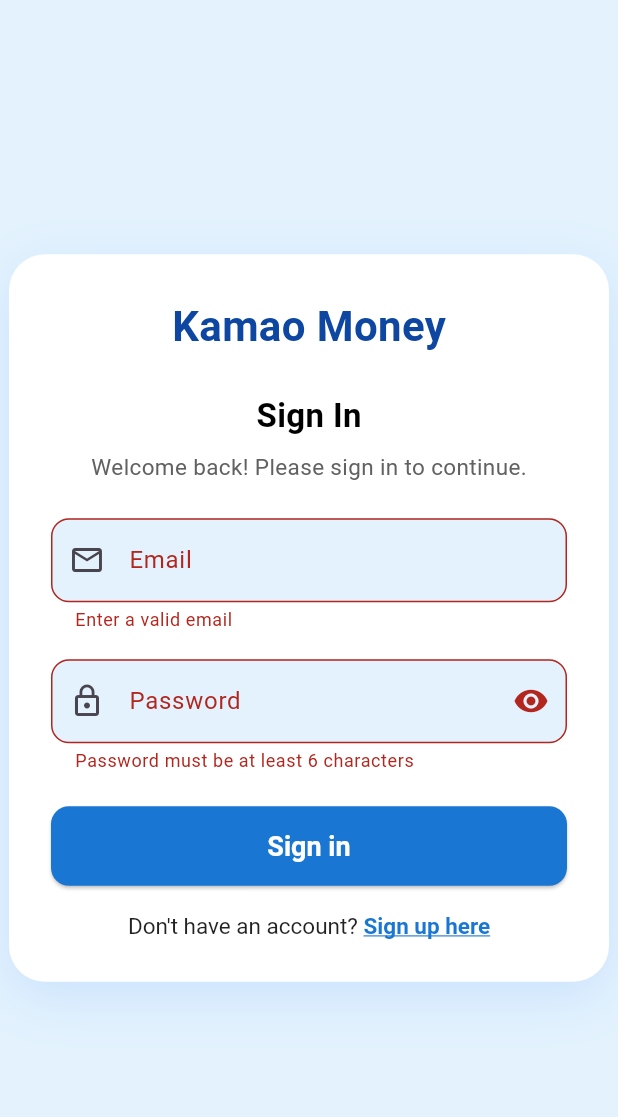
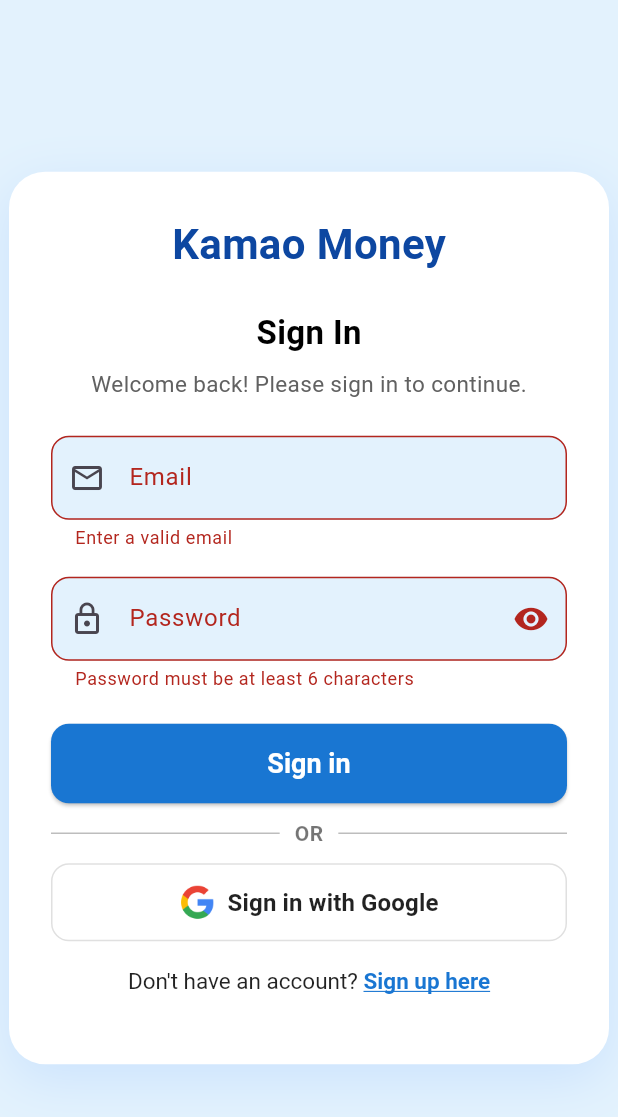
Before and after one commit to Monoartiam99/EarnApp, a Flutter app: the screen it shows after launch, after a tap on "Sign in", on a phone screen of 412 x 824 dp. Shown: the top 1117 px of the screen. Run offline on Flutter 3.47's test engine with Material 3 defaults, Android fonts, the phone set to English and light mode, and no system bars; our stand-ins replace cloud_firestore, firebase_auth, firebase_core, flutter_fortune_wheel, font_awesome_flutter, google_mobile_ads and 2 more; missing offline and left inert: scratcher; accounts and stored records are empty.

Commit message:
Added Google Signin

```diff
--- a/lib/auth_screen.dart
+++ b/lib/auth_screen.dart
@@ -1,6 +1,7 @@
 import 'package:flutter/material.dart';
 import 'package:firebase_auth/firebase_auth.dart';
 import 'package:cloud_firestore/cloud_firestore.dart';
+import 'package:google_sign_in/google_sign_in.dart';
 import 'main.dart';
 
 class AuthScreen extends StatefulWidget {
@@ -51,11 +52,7 @@ class _AuthScreenState extends State<AuthScreen> {
         await FirebaseFirestore.instance
             .collection('users')
             .doc(userCredential.user!.uid)
-            .set({
-          'name': name,
-          'email': email,
-          'phone': phone,
-        });
+            .set({'name': name, 'email': email, 'phone': phone});
       }
 
       if (userCredential.user != null) {
@@ -70,6 +67,56 @@ class _AuthScreenState extends State<AuthScreen> {
       });
     }
 
+    setState(() {
+      isLoading = false;
+    });
+  }
+
+  Future<void> _signInWithGoogle() async {
+    setState(() {
+      isLoading = true;
+      errorMessage = null;
+    });
+    try {
+      final GoogleSignInAccount? googleUser = await GoogleSignIn().signIn();
+      if (googleUser == null) {
+        setState(() {
+          isLoading = false;
+        });
+        return; // User canceled
+      }
+      final GoogleSignInAuthentication googleAuth =
+          await googleUser.authentication;
+      final credential = GoogleAuthProvider.credential(
+        accessToken: googleAuth.accessToken,
+        idToken: googleAuth.idToken,
+      );
+      UserCredential userCredential = await _auth.signInWithCredential(
+        credential,
+      );
+
+      // Save user info to Firestore if new user
+      if (userCredential.additionalUserInfo?.isNewUser ?? false) {
+        await FirebaseFirestore.instance
+            .collection('users')
+            .doc(userCredential.user!.uid)
+            .set({
+              'name': userCredential.user!.displayName,
+              'email': userCredential.user!.email,
+              'phone': userCredential.user!.phoneNumber,
+              'photoUrl': userCredential.user!.photoURL,
+            });
+      }
+
+      Navigator.pushReplacement(
+        context,
+        MaterialPageRoute(builder: (context) => const MainScreen()),
+      );
+    } catch (e) {
+      setState(() {
+        errorMessage = e.toString();
+      });
+    }
     setState(() {
       isLoading = false;
     });
@@ -98,7 +145,8 @@ class _AuthScreenState extends State<AuthScreen> {
               ],
             ),
             child: StatefulBuilder(
-              builder: (context, setModalState) => Form(
+              builder:
+                  (context, setModalState) => Form(
                     key: _formKey,
                     child: Column(
                       mainAxisSize: MainAxisSize.min,
@@ -146,7 +194,8 @@ class _AuthScreenState extends State<AuthScreen> {
                                   fillColor: Colors.blue[50],
                                 ),
                                 onChanged: (val) => name = val,
-                            validator: (val) =>
+                                validator:
+                                    (val) =>
                                         val == null || val.isEmpty
                                             ? 'Enter your name'
                                             : null,
@@ -164,7 +213,8 @@ class _AuthScreenState extends State<AuthScreen> {
                                 ),
                                 keyboardType: TextInputType.phone,
                                 onChanged: (val) => phone = val,
-                            validator: (val) =>
+                                validator:
+                                    (val) =>
                                         val == null || val.isEmpty
                                             ? 'Enter your phone number'
                                             : null,
@@ -185,7 +235,8 @@ class _AuthScreenState extends State<AuthScreen> {
                           ),
                           keyboardType: TextInputType.emailAddress,
                           onChanged: (val) => email = val,
-                      validator: (val) =>
+                          validator:
+                              (val) =>
                                   val!.isEmpty || !val.contains('@')
                                       ? 'Enter a valid email'
                                       : null,
@@ -202,18 +253,23 @@ class _AuthScreenState extends State<AuthScreen> {
                             filled: true,
                             fillColor: Colors.blue[50],
                             suffixIcon: IconButton(
-                          icon: Icon(showPassword
+                              icon: Icon(
+                                showPassword
                                     ? Icons.visibility_off
-                              : Icons.visibility),
+                                    : Icons.visibility,
+                              ),
                               onPressed: () {
-                            setModalState(() =>
-                            showPassword = !showPassword);
+                                setModalState(
+                                  () => showPassword = !showPassword,
+                                );
                               },
                             ),
                           ),
                           obscureText: !showPassword,
                           onChanged: (val) => password = val,
-                      validator: (val) => val!.length < 6
+                          validator:
+                              (val) =>
+                                  val!.length < 6
                                       ? 'Password must be at least 6 characters'
                                       : null,
                         ),
@@ -236,15 +292,21 @@ class _AuthScreenState extends State<AuthScreen> {
                                       : Icons.visibility,
                                 ),
                                 onPressed: () {
-                              setModalState(() =>
-                              showConfirmPassword = !showConfirmPassword);
+                                  setModalState(
+                                    () =>
+                                        showConfirmPassword =
+                                            !showConfirmPassword,
+                                  );
                                 },
                               ),
                             ),
                             obscureText: !showConfirmPassword,
                             onChanged: (val) => confirmPassword = val,
-                        validator: (val) =>
-                        val != password ? 'Passwords do not match' : null,
+                            validator:
+                                (val) =>
+                                    val != password
+                                        ? 'Passwords do not match'
+                                        : null,
                           ),
                         ],
                         const SizedBox(height: 22),
@@ -269,13 +331,15 @@ class _AuthScreenState extends State<AuthScreen> {
                         SizedBox(
                           width: double.infinity,
                           child: ElevatedButton(
-                        onPressed: isLoading
+                            onPressed:
+                                isLoading
                                     ? null
                                     : () {
                                       if (isSignUp &&
                                           confirmPassword != password) {
                                         setModalState(() {
-                              errorMessage = "Passwords do not match";
+                                          errorMessage =
+                                              "Passwords do not match";
                                         });
                                         return;
                                       }
@@ -296,13 +360,72 @@ class _AuthScreenState extends State<AuthScreen> {
                             child: Text(isLogin ? 'Sign in' : 'Sign up'),
                           ),
                         ),
+                        const SizedBox(height: 10),
+
+                        // --- OR Divider ---
+                        Row(
+                          children: [
+                            Expanded(
+                              child: Divider(
+                                color: Colors.grey[400],
+                                thickness: 1,
+                              ),
+                            ),
+                            const Padding(
+                              padding: EdgeInsets.symmetric(horizontal: 10),
+                              child: Text(
+                                'OR',
+                                style: TextStyle(
+                                  color: Colors.black54,
+                                  fontWeight: FontWeight.bold,
+                                ),
+                              ),
+                            ),
+                            Expanded(
+                              child: Divider(
+                                color: Colors.grey[400],
+                                thickness: 1,
+                              ),
+                            ),
+                          ],
+                        ),
+                        const SizedBox(height: 10),
+
+                        SizedBox(
+                          width: double.infinity,
+                          child: OutlinedButton.icon(
+                            icon: Image.asset(
+                              'assets/google_logo.png', // Place your Google logo in assets and add to pubspec.yaml
+                              height: 24,
+                              width: 24,
+                            ),
+                            label: const Text(
+                              'Sign in with Google',
+                              style: TextStyle(
+                                fontWeight: FontWeight.bold,
+                                color: Colors.black87,
+                                fontSize: 16,
+                              ),
+                            ),
+                            style: OutlinedButton.styleFrom(
+                              padding: const EdgeInsets.symmetric(vertical: 14),
+                              side: const BorderSide(color: Colors.black12),
+                              backgroundColor: Colors.white,
+                              shape: RoundedRectangleBorder(
+                                borderRadius: BorderRadius.circular(12),
+                              ),
+                            ),
+                            onPressed: isLoading ? null : _signInWithGoogle,
+                          ),
+                        ),
                         const SizedBox(height: 18),
 
                         GestureDetector(
                           onTap: () => setState(() => isLogin = !isLogin),
                           child: RichText(
                             text: TextSpan(
-                          text: isLogin
+                              text:
+                                  isLogin
                                       ? "Don't have an account? "
                                       : "Already have an account? ",
                               style: const TextStyle(
@@ -323,6 +446,7 @@ class _AuthScreenState extends State<AuthScreen> {
                             ),
                           ),
                         ),
+                        const SizedBox(height: 18),
                       ],
                     ),
                   ),
--- a/pubspec.yaml
+++ b/pubspec.yaml
@@ -11,14 +11,14 @@ dependencies:
   flutter:
     sdk: flutter
   cupertino_icons: ^1.0.8
-  firebase_auth: ^4.17.1
+  firebase_auth: ^4.17.8
   firebase_core: ^2.30.1
   cloud_firestore: ^4.17.3
   scratcher: ^2.0.0
   flutter_fortune_wheel: ^1.2.0
   shared_preferences: ^2.2.2
   google_mobile_ads: ^5.0.0
-  google_sign_in: ^6.1.5
+  google_sign_in: ^6.2.1
   crypto: ^3.0.6
   url_launcher: ^6.2.6
   font_awesome_flutter: ^10.7.0
```
Lines whose indentation alone changed are shown as unchanged.
